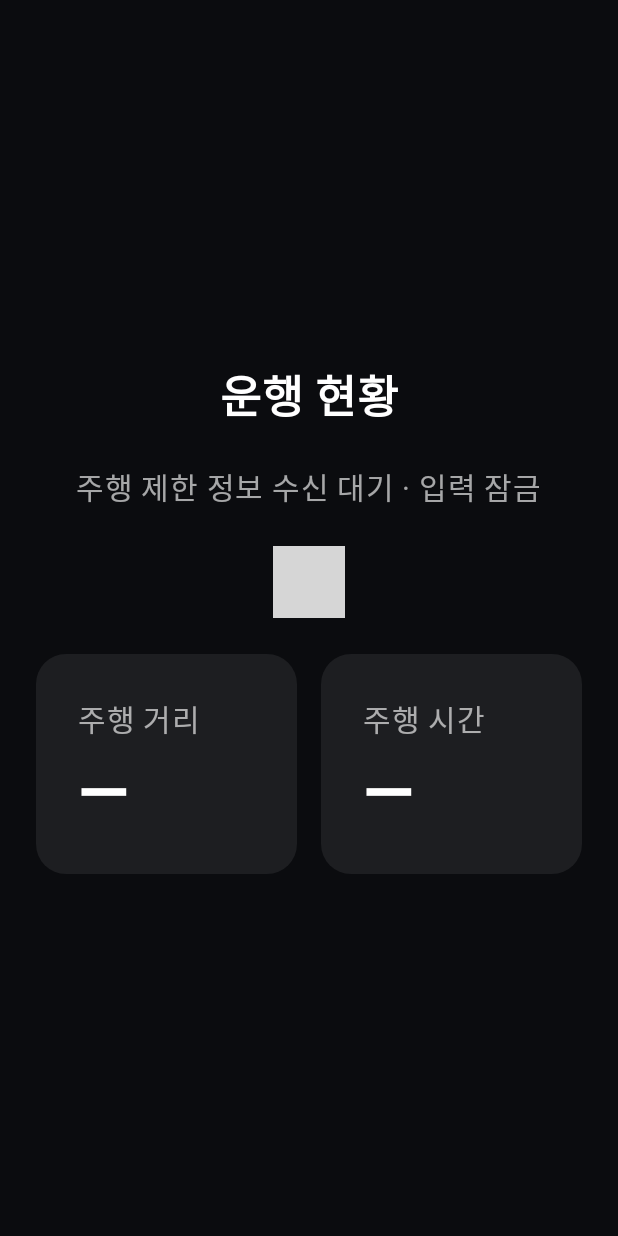
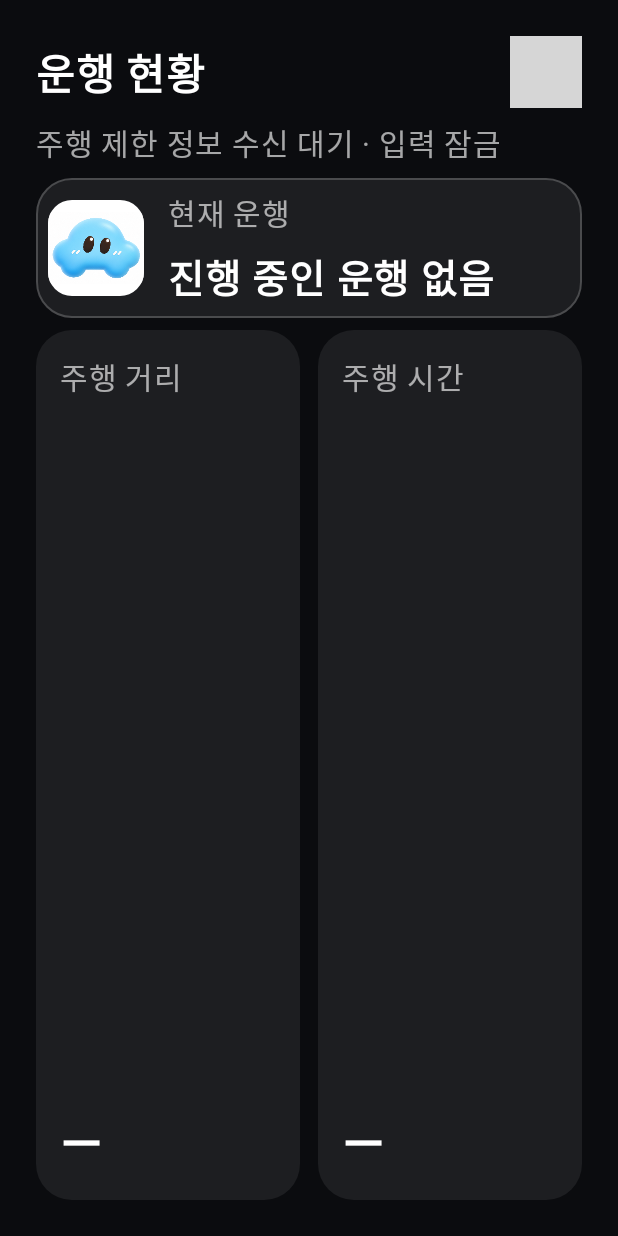
Before and after one commit to FrameMayoChuatang/AutoLog-app, an Android app built with Jetpack Compose: the composable RestrictedDrivingScreen shown on its own in the app's theme, on a phone screen of 412 x 824 dp. Run offline under Robolectric (Android 15) with nearby library versions, the phone set to English and light mode, and no system bars; libraries missing offline, so code that uses them is left out: ai.pleos.playground; pictures from the network do not load; 9 statements that could not run were skipped; grey boxes are pictures that could not be loaded.

Commit message:
style: 운행 현황을 넓은 화면용 계기판 배치로 개선

```diff
--- a/app/src/main/java/com/framemayo/autolog/ui/RestrictedDrivingScreen.kt
+++ b/app/src/main/java/com/framemayo/autolog/ui/RestrictedDrivingScreen.kt
@@ -2,6 +2,7 @@ package com.framemayo.autolog.ui
 
 import androidx.compose.runtime.getValue
 import ai.pleos.playground.vehicle.constant.control.VehicleGear
+import androidx.compose.foundation.BorderStroke
 import androidx.compose.foundation.layout.*
 import androidx.compose.foundation.shape.RoundedCornerShape
 import androidx.compose.material3.Surface
@@ -14,6 +15,7 @@ import androidx.compose.ui.Modifier
 import androidx.compose.ui.graphics.Color
 import androidx.compose.ui.platform.LocalFocusManager
 import androidx.compose.ui.platform.LocalSoftwareKeyboardController
+import androidx.compose.ui.platform.testTag
 import androidx.compose.ui.semantics.contentDescription
 import androidx.compose.ui.semantics.semantics
 import androidx.compose.ui.text.font.FontWeight
@@ -71,32 +73,57 @@ internal fun RestrictedDrivingScreen(state: MainUiState, ux: DrivingUxState, onR
     }
     val canRetry = !ux.ready && state.vehicle.gear == VehicleGear.GEAR_PARK && receiving
     BoxWithConstraints(Modifier.fillMaxSize().safeDrawingPadding().padding(24.dp), contentAlignment = Alignment.Center) {
-        val compact = maxHeight < 400.dp
-        Column(Modifier.widthIn(max = 800.dp).fillMaxWidth(), horizontalAlignment = Alignment.CenterHorizontally,
-            verticalArrangement = Arrangement.spacedBy(if (compact) 12.dp else 24.dp)) {
-            Row(verticalAlignment = Alignment.CenterVertically, horizontalArrangement = Arrangement.spacedBy(24.dp)) {
-                Text("운행 현황", fontSize = 30.sp, fontWeight = FontWeight.Bold, color = VehicleUi.Primary)
+        val compact = maxHeight < 480.dp || maxWidth < 600.dp
+        val gap = if (compact) 8.dp else 24.dp
+        val panelHeight = if (compact) maxHeight else minOf(maxHeight * 0.78f, 720.dp)
+        Column(
+            Modifier.widthIn(max = 1180.dp).fillMaxWidth().height(panelHeight).testTag("driving-dashboard"),
+            verticalArrangement = Arrangement.spacedBy(gap),
+        ) {
+            Row(Modifier.fillMaxWidth().heightIn(min = if (compact) 40.dp else 64.dp),
+                verticalAlignment = Alignment.CenterVertically, horizontalArrangement = Arrangement.spacedBy(16.dp)) {
+                Text("운행 현황", fontSize = if (compact) 28.sp else 36.sp,
+                    fontWeight = FontWeight.Bold, color = VehicleUi.Primary)
+                Spacer(Modifier.weight(1f))
+                Surface(shape = RoundedCornerShape(50),
+                    color = if (trip != null && receiving) VehicleUi.Positive.copy(alpha = 0.12f) else VehicleUi.Surface) {
+                    Text(status, Modifier.padding(horizontal = 20.dp, vertical = 10.dp).widthIn(max = if (compact) 240.dp else 360.dp),
+                        fontSize = 22.sp, lineHeight = 28.sp, maxLines = 2,
+                        color = if (trip != null && receiving) VehicleUi.Positive else VehicleUi.Secondary)
+                }
+            }
+            if (restrictionMessage != null) Row(Modifier.fillMaxWidth(), verticalAlignment = Alignment.CenterVertically,
+                horizontalArrangement = Arrangement.spacedBy(16.dp)) {
+                Text(restrictionMessage, Modifier.weight(1f), fontSize = 20.sp, lineHeight = 28.sp,
+                    color = VehicleUi.Secondary)
                 if (canRetry) OutlinedButton(onClick = onRetryRestrictions) {
                     Text("제한 정보 다시 연결", fontSize = 20.sp, color = VehicleUi.Primary)
                 }
             }
-            if (restrictionMessage != null) Text(restrictionMessage, fontSize = 20.sp,
-                lineHeight = 28.sp, color = VehicleUi.Secondary)
-            Text(status, fontSize = 22.sp, color = if (trip != null && receiving) VehicleUi.Positive else VehicleUi.Secondary)
-            if (trip != null) Row(verticalAlignment = Alignment.CenterVertically,
-                horizontalArrangement = Arrangement.spacedBy(if (compact) 16.dp else 24.dp)) {
-                Surface(Modifier.size(if (compact) 64.dp else 148.dp)
-                    .semantics { contentDescription = if (profile != null) "현재 운전자 프로필" else "미지정 운전자 프로필" },
-                    shape = RoundedCornerShape(if (compact) 16.dp else 24.dp), color = Color.White) {
-                    Box(contentAlignment = Alignment.Center) {
-                        DriverAvatar(profile?.color ?: 0, Modifier.fillMaxWidth().aspectRatio(4f / 3f),
-                            expression = profile?.expression ?: 0)
+            Surface(Modifier.fillMaxWidth().testTag("driving-driver"), shape = RoundedCornerShape(24.dp),
+                border = BorderStroke(1.dp, VehicleUi.Outline), color = VehicleUi.Surface) {
+                Row(Modifier.padding(if (compact) 8.dp else 24.dp), verticalAlignment = Alignment.CenterVertically,
+                    horizontalArrangement = Arrangement.spacedBy(if (compact) 16.dp else 24.dp)) {
+                    Surface(Modifier.size(if (compact) 64.dp else 112.dp)
+                        .semantics { contentDescription = when {
+                            profile != null -> "현재 운전자 프로필"
+                            trip != null -> "미지정 운전자 프로필"
+                            else -> "운행 대기 캐릭터"
+                        } }, shape = RoundedCornerShape(if (compact) 16.dp else 24.dp), color = Color.White) {
+                        Box(contentAlignment = Alignment.Center) {
+                            DriverAvatar(profile?.color ?: 0, Modifier.fillMaxWidth().aspectRatio(4f / 3f),
+                                expression = profile?.expression ?: 0)
+                        }
+                    }
+                    Column(Modifier.weight(1f), verticalArrangement = Arrangement.spacedBy(8.dp)) {
+                        Text(if (trip != null) "현재 운전자" else "현재 운행", fontSize = 20.sp, color = VehicleUi.Secondary)
+                        Text(if (trip != null) state.driverName(trip.driverId).take(nameLimit) else "진행 중인 운행 없음",
+                            fontSize = if (compact) 26.sp else 34.sp, fontWeight = FontWeight.SemiBold,
+                            color = VehicleUi.Primary, maxLines = 1, overflow = TextOverflow.Ellipsis)
                     }
                 }
-                Text(state.driverName(trip.driverId).take(nameLimit), fontSize = 28.sp,
-                    color = VehicleUi.Primary, maxLines = 1, overflow = TextOverflow.Ellipsis)
             }
-            Row(Modifier.fillMaxWidth(), horizontalArrangement = Arrangement.spacedBy(16.dp)) {
+            Row(Modifier.fillMaxWidth().weight(1f), horizontalArrangement = Arrangement.spacedBy(if (compact) 12.dp else 24.dp)) {
                 ReadOnlyTripValue("주행 거리", trip?.let { "%.1f km".format(it.distanceKm()) } ?: "—", Modifier.weight(1f), compact)
                 val now by rememberNow()
                 ReadOnlyTripValue("주행 시간", trip?.let { "${(it.durationMs(now) / 60_000).coerceAtLeast(0)}분" } ?: "—", Modifier.weight(1f), compact)
@@ -107,10 +134,10 @@ internal fun RestrictedDrivingScreen(state: MainUiState, ux: DrivingUxState, onR
 
 @Composable
 private fun ReadOnlyTripValue(label: String, value: String, modifier: Modifier, compact: Boolean) {
-    Surface(modifier, shape = RoundedCornerShape(20.dp), color = VehicleUi.Surface) {
-        Column(Modifier.padding(if (compact) 16.dp else 28.dp), verticalArrangement = Arrangement.spacedBy(8.dp)) {
-            Text(label, fontSize = 20.sp, color = VehicleUi.Secondary)
-            Text(value, fontSize = if (compact) 32.sp else 44.sp, fontWeight = FontWeight.Bold,
+    Surface(modifier.fillMaxHeight().testTag("metric-$label"), shape = RoundedCornerShape(24.dp), color = VehicleUi.Surface) {
+        Column(Modifier.padding(if (compact) 16.dp else 32.dp), verticalArrangement = Arrangement.SpaceBetween) {
+            Text(label, fontSize = if (compact) 20.sp else 24.sp, color = VehicleUi.Secondary)
+            Text(value, fontSize = if (compact) 36.sp else 88.sp, fontWeight = FontWeight.SemiBold,
                 color = VehicleUi.Primary, maxLines = 1, overflow = TextOverflow.Ellipsis)
         }
     }
```
